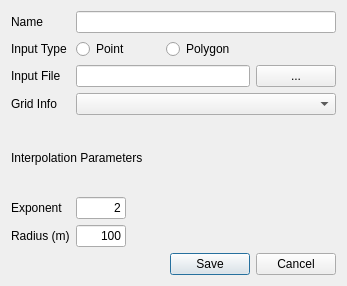
IPH-ECO/iph-eco-gui, file src/ui/grid_information_dialog.ui: the form before one commit.
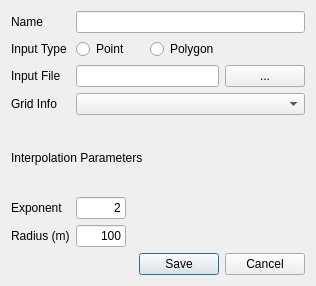
The form after the commit.

Commit message: Moving some GridDataConfiguration fields to GridData class

The edit to the form file:
```diff
--- a/src/ui/grid_information_dialog.ui
+++ b/src/ui/grid_information_dialog.ui
@@ -6,19 +6,19 @@
    <rect>
     <x>0</x>
     <y>0</y>
-    <width>347</width>
+    <width>316</width>
     <height>286</height>
    </rect>
   </property>
   <property name="minimumSize">
    <size>
-    <width>347</width>
+    <width>316</width>
     <height>286</height>
    </size>
   </property>
   <property name="maximumSize">
    <size>
-    <width>347</width>
+    <width>316</width>
     <height>286</height>
    </size>
   </property>
```
The commit also changes 15 other files.
